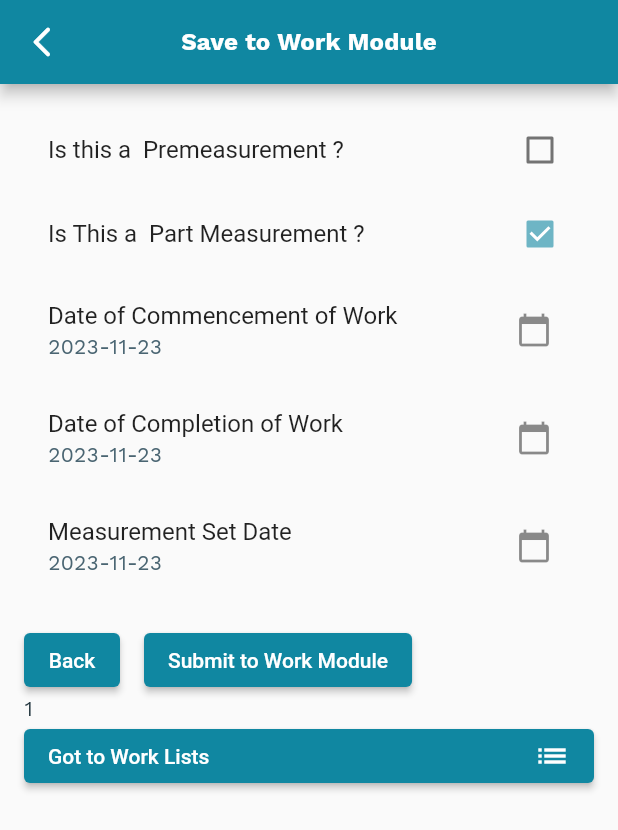
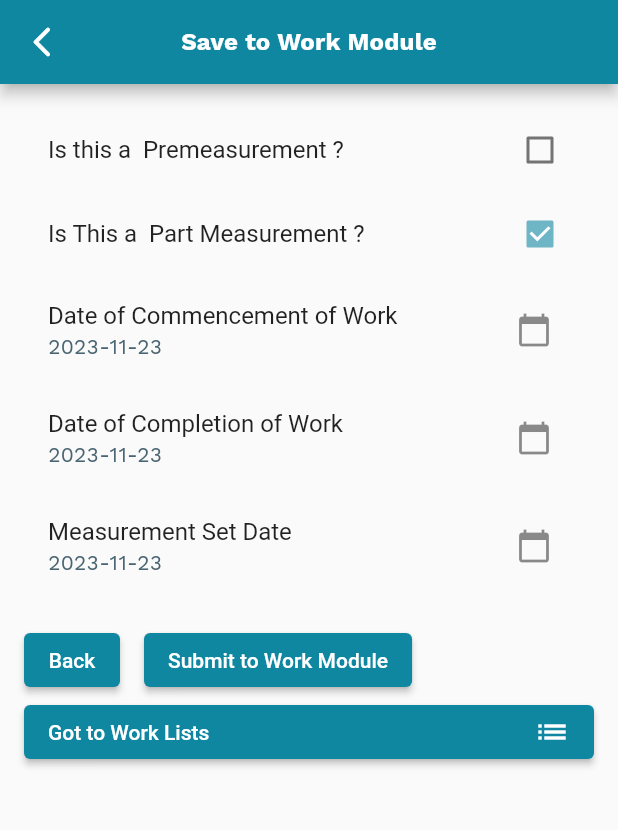
Before and after one commit to vsvivek1/samagra, a Flutter app: the SaveToWorkModule screen opened directly with empty values, on a phone screen of 412 x 824 dp. Shown: the top 830 px of the screen. Run offline on Flutter 3.47's test engine with Material 2 defaults, Android fonts, the phone set to English and light mode, and no system bars; our stand-ins replace audioplayers, connectivity, dio, flutter_rating_bar, flutter_riverpod, flutter_secure_storage and 9 more; missing offline and left inert: flutter_simple_treeview, mailer; accounts and stored records are empty; network calls fail; statements that could not run were skipped.

Commit message:
map dynamic to string issue foru null in geo

```diff
--- a/lib/screens/pol_var_screen.dart
+++ b/lib/screens/pol_var_screen.dart
@@ -1012,7 +1012,7 @@ class _PolVarScreenState extends State<PolVarScreen> {
 
       Map existingMeasurementDetails = measurementDetails.firstWhere(
           (element) => element['locationNo'] == locationNumber,
-          orElse: () => {});
+          orElse: () => Map<String, dynamic>());
 
       if (existingMeasurementDetails.isEmpty) {
         print(existingMeasurementDetails);
--- a/lib/screens/save_to_work_module.dart
+++ b/lib/screens/save_to_work_module.dart
@@ -4,6 +4,7 @@ import 'package:dio/dio.dart';
 import 'package:flutter_secure_storage/flutter_secure_storage.dart';
 import 'package:intl/intl.dart';
 import 'package:samagra/screens/get_login_details.dart';
+import 'package:samagra/screens/server_message_widget.dart';
 import 'package:samagra/screens/work_selection.dart';
 import 'measurement_data_to_work_module.dart';
 
@@ -180,17 +181,20 @@ class _SaveToWorkModuleState extends State<SaveToWorkModule> {
                 Column(
                   children: [
                     // HtmlWidget(_apiResult),
-                    Text(
-                      _apiResult,
-                      style: TextStyle(
-                          fontSize: 20,
-                          color: _apiResultFlag.toString() != '-1'
-                              ? Colors.green
-                              : Colors.red),
-                    ),
+
+                    serverMessageWidget(context, _apiResult,
+                        _apiResultFlag.toString() != '-1' ? 1 : 0),
+                    // Text(
+                    //   _apiResult,
+                    //   style: TextStyle(
+                    //       fontSize: 20,
+                    //       color: _apiResultFlag.toString() != '-1'
+                    //           ? Colors.green
+                    //           : Colors.red),
+                    // ),
                   ],
                 ),
-              Text(_apiResultFlag.toString()),
+              // Text(_apiResultFlag.toString()),
               ElevatedButton(
                   onPressed: gotToWorkList,
                   child: Row(
```
Also changed, not shown: lib/screens/server_message_widget.dart (added, +59 -0 lines).
